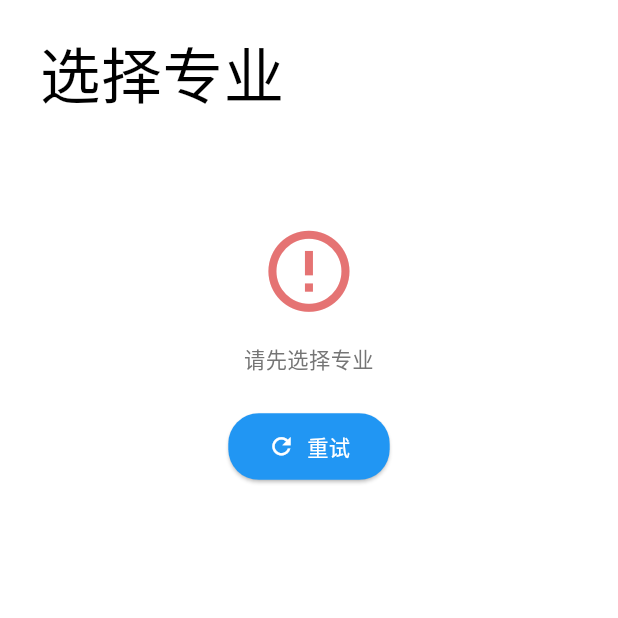
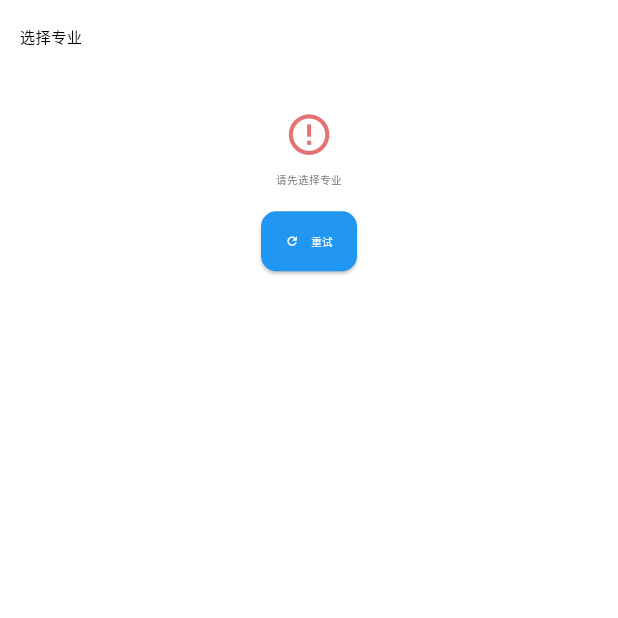
Before and after one commit to zhuwenbin/yakaixin, a Flutter app: the HomePage screen opened directly, on a phone screen of 412 x 824 dp, the top half of it. Run offline on Flutter 3.47's test engine with Material 3 defaults, Android fonts, the phone set to English and light mode, and no system bars; drawn by our look-alikes of cached_network_image; our stand-ins replace dio, flutter_easyloading, flutter_riverpod, flutter_screenutil, fluttertoast, freezed_annotation and 2 more; accounts and stored records are empty; network calls fail.

Commit message:
🔧 修复ScreenUtil设计稿尺寸,实现小程序rpx 1:1转换
**问题**:
- 原配置 designSize(375, 812) 导致所有尺寸放大2倍
- 小程序32rpx被错误转换为16.w,字体间距明显过大

**修复**:
- 改为 designSize(750, 1624) 与小程序rpx基准对齐
- 实现1:1转换: 小程序32rpx = Flutter 32.w/sp/h/r

**影响**:
- 所有UI尺寸缩小50%,与小程序视觉完全一致
- 可直接复制小程序rpx值到Flutter代码

```diff
--- a/lib/features/home/views/home_page.dart
+++ b/lib/features/home/views/home_page.dart
@@ -105,7 +105,7 @@ class _HomePageState extends ConsumerState<HomePage> {
               Text(
                 majorName,
                 style: TextStyle(
-                  fontSize: 40.sp, // 小程序: 40rpx
+                  fontSize: 20.sp, // 小程序: 40rpx
                   fontWeight: FontWeight.w500, // 小程序: 500
                   color: Colors.black,
                 ),
--- a/lib/main.dart
+++ b/lib/main.dart
@@ -32,7 +32,9 @@ class MyApp extends StatelessWidget {
   @override
   Widget build(BuildContext context) {
     return ScreenUtilInit(
-      designSize: const Size(375, 812), // iPhone X 设计稿尺寸
+      // 小程序rpx基准宽度750,为了1:1转换rpx到Flutter,使用750作为设计稿宽度
+      // 小程序32rpx = Flutter 32.w (而不是16.w)
+      designSize: const Size(750, 1624), // 基于iPhone X的2倍尺寸,与小程序rpx 1:1对应
       minTextAdapt: true,
       splitScreenMode: true,
       builder: (context, child) {
```
